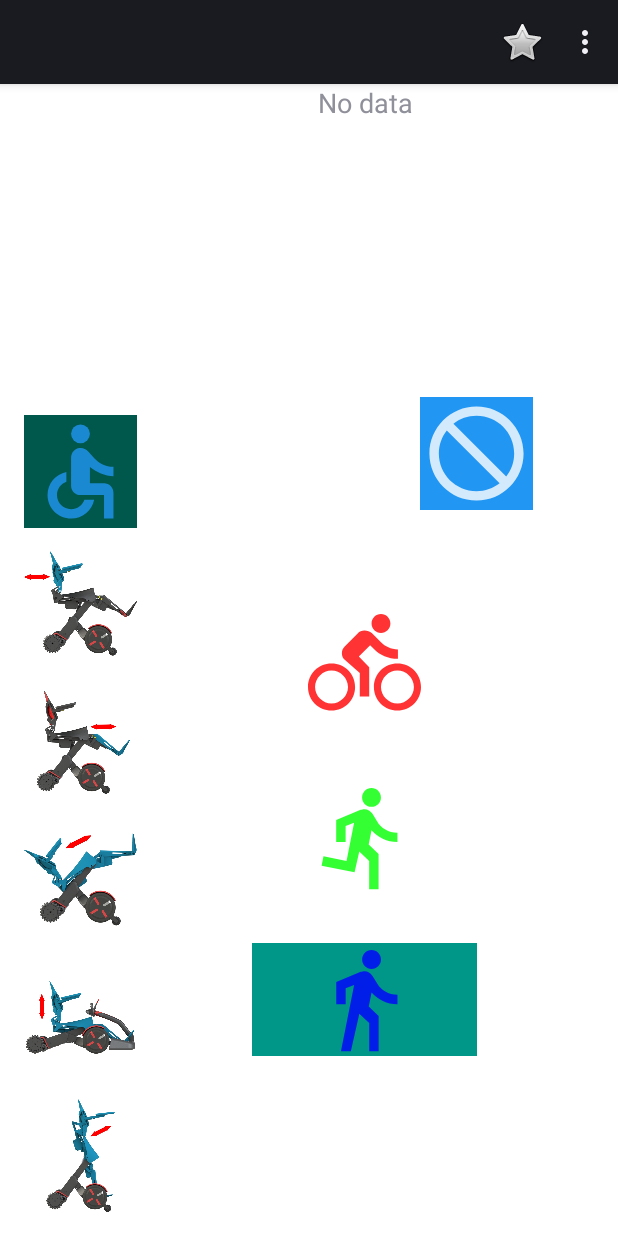
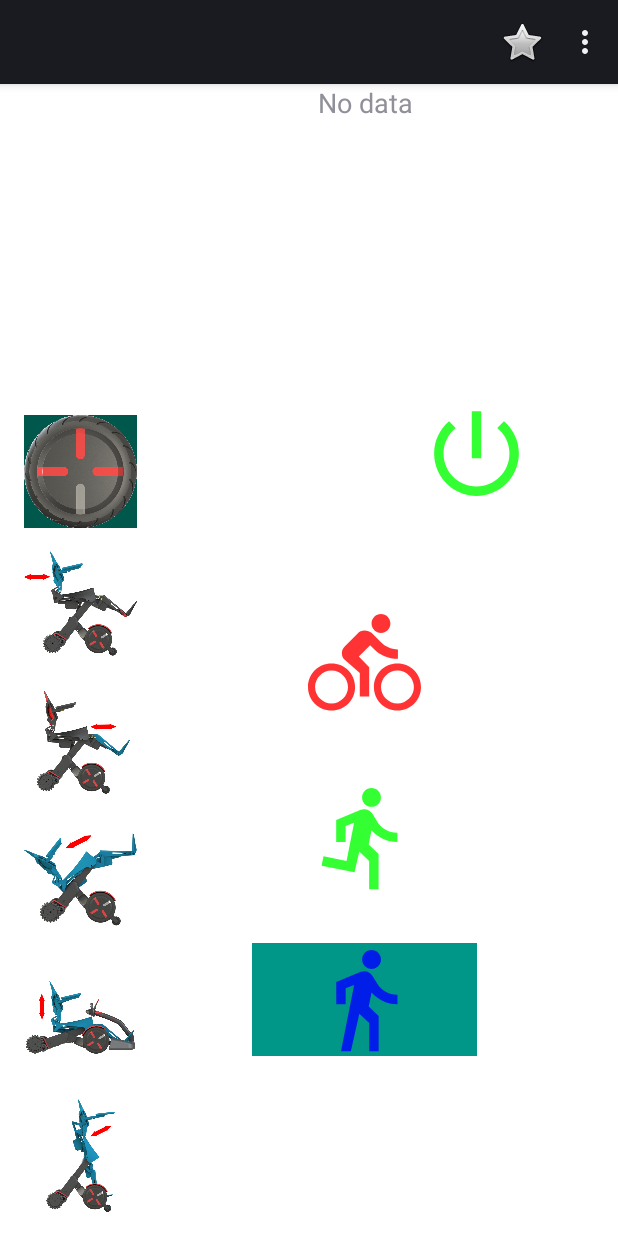
Before and after one commit to Max-Mobility/pchair, an Android app: the DeviceControlActivity screen opened directly, with no data from a screen before it, on a phone screen of 412 x 824 dp. Run offline under Robolectric (Android 15) with nearby library versions, the phone set to English and light mode, and no system bars; 3 statements that could not run were skipped.

Commit message:
minor update

```diff
--- a/app/app/src/main/AndroidManifest.xml
+++ b/app/app/src/main/AndroidManifest.xml
@@ -24,7 +24,7 @@
         </activity>
         <activity android:name=".DeviceControlActivity"/>
         <service android:name=".BluetoothLeService" android:enabled="true"/>
-        <activity android:name=".SpeedControlActivity"/>
+<!--        <activity android:name=".SpeedControlActivity"/>-->
     </application>
 
 </manifest>
--- a/app/app/src/main/res/layout/gatt_services_characteristics.xml
+++ b/app/app/src/main/res/layout/gatt_services_characteristics.xml
@@ -5,7 +5,7 @@
     android:layout_width="fill_parent"
     android:layout_height="fill_parent"
     android:layout_gravity="center|top"
-    android:background="@color/background_floating_material_light">
+    android:background="#ffffff">
 
     <TextView
         android:id="@+id/textView"
@@ -110,11 +110,11 @@
         android:layout_height="75dp"
         android:layout_marginStart="280dp"
         android:layout_marginBottom="484dp"
-        android:background="#2196F3"
+        android:background="#ffffff"
         android:clickable="true"
         android:contentDescription="@string/sleep"
         android:focusable="true"
-        android:src="@drawable/sleep"
+        android:src="@drawable/power"
         app:layout_constraintBottom_toBottomOf="parent"
         app:layout_constraintStart_toStartOf="parent" />
 
@@ -143,7 +143,7 @@
         android:clickable="true"
         android:contentDescription="@string/run"
         android:focusable="true"
-        android:src="@drawable/run"
+        android:src="@drawable/wheel"
         app:layout_constraintBottom_toBottomOf="parent"
         app:layout_constraintStart_toStartOf="parent" />
 
@@ -290,16 +290,16 @@
     <ImageView
         android:id="@+id/back_to_run"
         style="@android:style/Widget.Holo.Button"
-        android:layout_width="171dp"
-        android:layout_height="152dp"
-        android:layout_marginStart="96dp"
-        android:layout_marginBottom="180dp"
+        android:layout_width="250dp"
+        android:layout_height="350dp"
+        android:layout_marginStart="60dp"
+        android:layout_marginBottom="120dp"
         android:background="#ffffff"
         android:clickable="true"
         android:contentDescription="@string/run"
         android:focusable="true"
         android:padding="2dp"
-        android:src="@drawable/run"
+        android:src="@drawable/go"
         android:visibility="invisible"
         app:layout_constraintBottom_toBottomOf="parent"
         app:layout_constraintStart_toStartOf="parent" />
```
